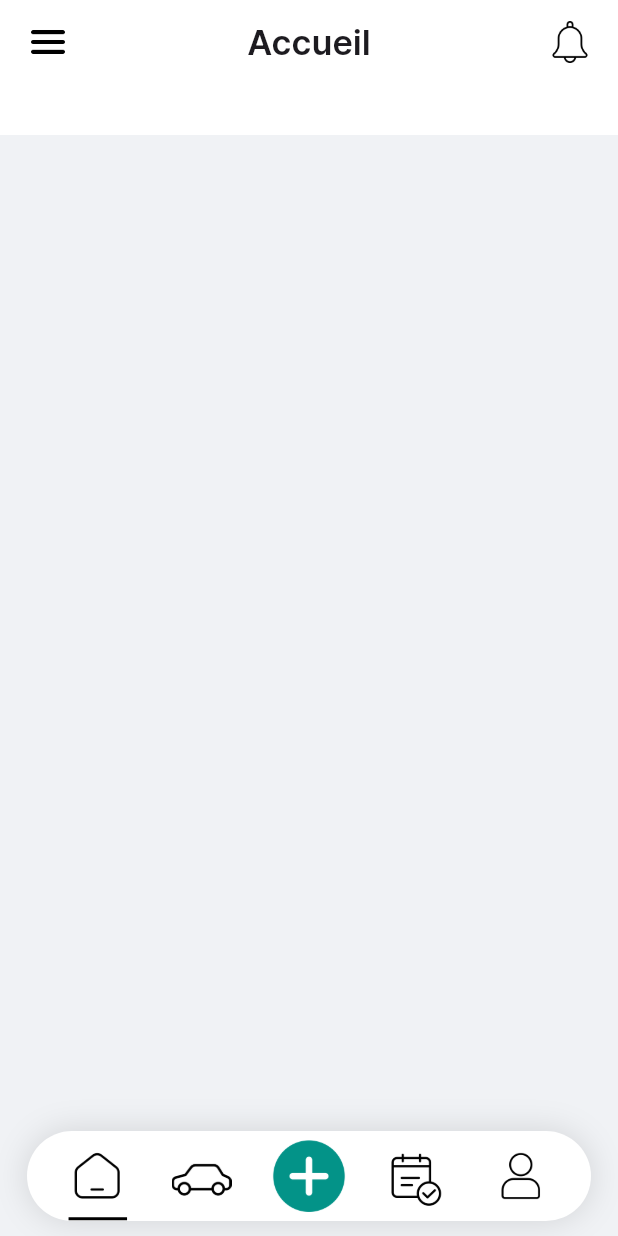
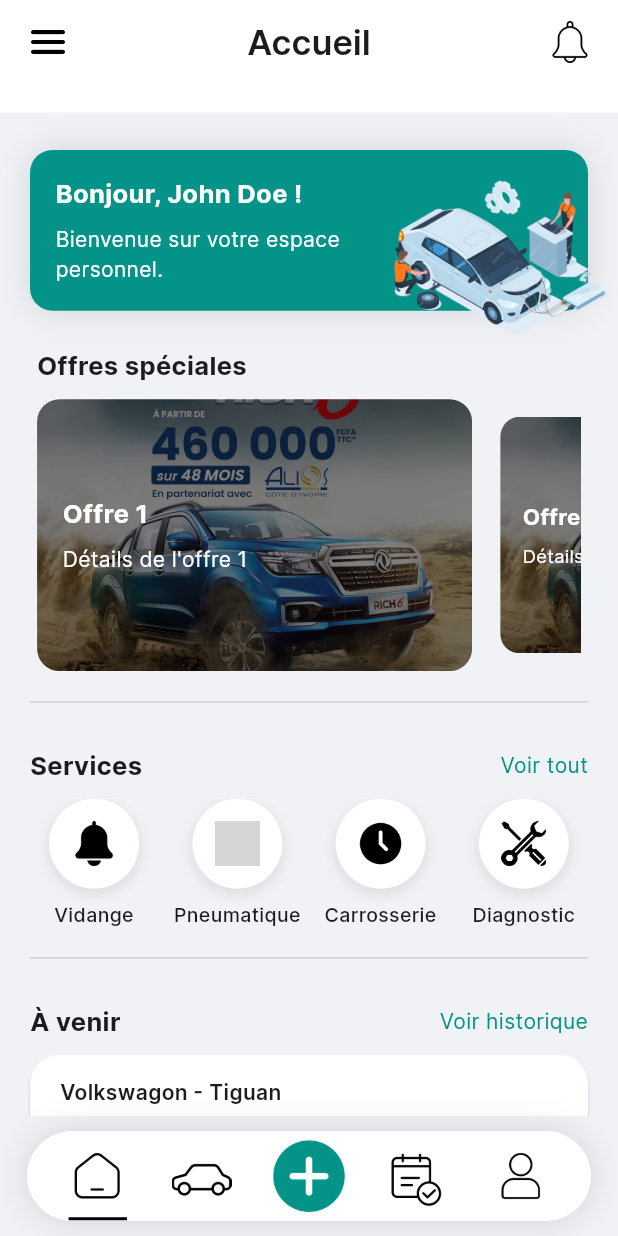
Before and after one commit to saradrine/sav_project, a Flutter app: the screen it shows after launch, on a phone screen of 412 x 824 dp. Run offline on Flutter 3.47's test engine with Material 3 defaults, Android fonts, the phone set to English and light mode, and no system bars; drawn by our look-alikes of carousel_slider; our stand-ins replace flutter_svg; grey boxes are pictures that could not be loaded.

Commit message:
Home page

```diff
--- a/lib/models/historiqueRDV.dart
+++ b/lib/models/historiqueRDV.dart
@@ -5,6 +5,7 @@
   final String modele;
   final String immatriculation;
   final DateTime date;
+  final String? heure;
 
   Historiquerdv({
     required this.type,
@@ -13,5 +14,6 @@
     required this.modele,
     required this.immatriculation,
     required this.date,
+    this.heure,
   });
 }
--- /dev/null
+++ b/lib/models/offer.dart
@@ -0,0 +1,11 @@
+class Offer {
+  final String backgroundImage;
+  final String title;
+  final String details;
+
+  Offer({
+    required this.backgroundImage,
+    required this.title,
+    required this.details,
+  });
+}
--- a/lib/models/vehicule.dart
+++ b/lib/models/vehicule.dart
@@ -6,6 +6,9 @@
   final String immatriculation;
   final String annee;
   final String couleur;
+  final int kilometrage;
+  final int IntervalKilometrage;
+  final int? dernierVidange;
 
   Vehicule({
     required this.marque,
@@ -15,5 +18,8 @@
     required this.immatriculation,
     required this.annee,
     required this.couleur,
+    required this.kilometrage,
+    required this.IntervalKilometrage,
+    this.dernierVidange,
   });
 }
--- a/lib/screens/home.dart
+++ b/lib/screens/home.dart
@@ -1,8 +1,43 @@
 import 'package:flutter/material.dart';
+import 'package:sav_project/theme/colors.dart';
+import 'package:sav_project/widgets/home_widgets/mileage/mileage.dart';
+import 'package:sav_project/widgets/home_widgets/services.dart';
+import 'package:sav_project/widgets/home_widgets/special_offers.dart';
+import 'package:sav_project/widgets/home_widgets/welcome_banner.dart';
+import 'package:sav_project/widgets/home_widgets/upcoming_appointments/upcoming_appointments.dart';
 
 class Home extends StatelessWidget {
   @override
   Widget build(BuildContext context) {
-    return Scaffold();
+    return Scaffold(
+      body: SingleChildScrollView(
+        child: Column(
+          children: [
+            WelcomeBanner(),
+            SpecialOffers(),
+            CustomizedDivider(),
+            Services(),
+            CustomizedDivider(),
+            UpcomingAppointments(),
+            CustomizedDivider(),
+            Mileage(),
+            SizedBox(height: 20),
+          ],
+        ),
+      ),
+    );
   }
 }
+
+class CustomizedDivider extends StatelessWidget {
+  @override
+  Widget build(BuildContext context) {
+    return Padding(
+      padding: const EdgeInsets.symmetric(horizontal: 20, vertical: 10),
+      child: Divider(
+        color: Color.fromARGB(255, 209, 209, 209),
+        height: 1,
+      ),
+    );
+  }
+}
--- a/lib/screens/layout.dart
+++ b/lib/screens/layout.dart
@@ -116,7 +116,7 @@
       ),
       appBar: _inSpecialPage
           ? PreferredSize(
-              preferredSize: Size.fromHeight(90),
+              preferredSize: Size.fromHeight(75),
               child: Container(
                 padding: EdgeInsets.only(
                   top: MediaQuery.of(context).padding.top,
@@ -146,7 +146,7 @@
               ),
             )
           : PreferredSize(
-              preferredSize: Size.fromHeight(90),
+              preferredSize: Size.fromHeight(75),
               child: Container(
                 padding: EdgeInsets.only(
                   top: MediaQuery.of(context).padding.top,
--- a/lib/theme/colors.dart
+++ b/lib/theme/colors.dart
@@ -12,4 +12,5 @@
   static const iconColor = Color(0xFF575757);
   static const emptyTextColor = Color.fromARGB(255, 131, 130, 130);
   static const deleteColor = Color(0xFFB50000);
+  static const lightGreen = Color(0xFFe5f3f0);
 }
--- /dev/null
+++ b/lib/widgets/home_widgets/services.dart
@@ -0,0 +1,104 @@
+import 'package:flutter/material.dart';
+import 'package:carousel_slider/carousel_slider.dart';
+import 'package:sav_project/theme/colors.dart';
+
+class Services extends StatelessWidget {
+  final List<Map<String, String>> services = [
+    {'icon': 'assets/icons/bell.png', 'name': 'Vidange'},
+    {'icon': 'assets/icons/calendar.png', 'name': 'Pneumatique'},
+    {'icon': 'assets/icons/clock.png', 'name': 'Carrosserie'},
+    {'icon': 'assets/icons/customer-support.png', 'name': 'Diagnostic'},
+    {'icon': 'assets/icons/calendar.png', 'name': 'Peinture'},
+    {'icon': 'assets/icons/calendar.png', 'name': 'Réparation'},
+    {'icon': 'assets/icons/calendar.png', 'name': 'Climatisation'},
+    {'icon': 'assets/icons/calendar.png', 'name': 'Electricité'},
+  ];
+
+  @override
+  Widget build(BuildContext context) {
+    return Column(
+      crossAxisAlignment: CrossAxisAlignment.start,
+      children: [
+        Container(
+          margin: EdgeInsets.only(left: 20, right: 20, top: 20),
+          child: Row(
+            mainAxisAlignment: MainAxisAlignment.spaceBetween,
+            children: [
+              Text(
+                'Services',
+                style: TextStyle(
+                  fontSize: 17,
+                  fontWeight: FontWeight.bold,
+                ),
+              ),
+              GestureDetector(
+                onTap: () {},
+                child: Text(
+                  'Voir tout',
+                  style: TextStyle(
+                    fontSize: 14,
+                    color: AppColors.kPrimaryColor,
+                  ),
+                ),
+              ),
+            ],
+          ),
+        ),
+        Container(
+          margin: EdgeInsets.only(left: 15, right: 15, top: 10, bottom: 5),
+          child: CarouselSlider.builder(
+            itemCount: services.length,
+            itemBuilder: (context, index, realIndex) {
+              final service = services[index];
+              return Column(
+                children: [
+                  Container(
+                    decoration: BoxDecoration(
+                      shape: BoxShape.circle,
+                      boxShadow: [
+                        BoxShadow(
+                          color: Colors.black.withOpacity(0.07),
+                          spreadRadius: 2,
+                          blurRadius: 5,
+                          offset: Offset(0, 3),
+                        ),
+                      ],
+                    ),
+                    child: CircleAvatar(
+                      radius: 30,
+                      backgroundColor: Colors.white,
+                      child: Image.asset(
+                        service['icon']!,
+                        fit: BoxFit.contain,
+                        height: 30,
+                        width: 30,
+                      ),
+                    ),
+                  ),
+                  SizedBox(height: 8),
+                  Text(
+                    service['name']!,
+                    style: TextStyle(
+                      fontSize: 13,
+                      fontWeight: FontWeight.w500,
+                    ),
+                    textAlign: TextAlign.center,
+                    overflow: TextOverflow.ellipsis,
+                    maxLines: 1,
+                  ),
+                ],
+              );
+            },
+            options: CarouselOptions(
+              height: MediaQuery.of(context).size.height * 0.11,
+              enableInfiniteScroll: true,
+              viewportFraction: 0.25,
+              initialPage: 0,
+              padEnds: false,
+            ),
+          ),
+        ),
+      ],
+    );
+  }
+}
--- /dev/null
+++ b/lib/widgets/home_widgets/special_offers.dart
@@ -0,0 +1,108 @@
+import 'package:flutter/material.dart';
+import 'package:sav_project/models/offer.dart';
+import 'package:sav_project/theme/colors.dart';
+import 'package:carousel_slider/carousel_slider.dart';
+
+class SpecialOffers extends StatelessWidget {
+  final List<Offer> offers = [
+    Offer(
+      backgroundImage: 'offer_background.jpg',
+      title: 'Offre 1',
+      details: 'Détails de l\'offre 1',
+    ),
+    Offer(
+      backgroundImage: 'offer_background.jpg',
+      title: 'Offre 2',
+      details: 'Détails de l\'offre 2',
+    ),
+    Offer(
+      backgroundImage: 'offer_background.jpg',
+      title: 'Offre 3',
+      details: 'Détails de l\'offre 3',
+    ),
+  ];
+
+  @override
+  Widget build(BuildContext context) {
+    return Column(
+      crossAxisAlignment: CrossAxisAlignment.start,
+      children: [
+        Padding(
+          padding: EdgeInsets.symmetric(horizontal: 20),
+          child: Text(
+            'Offres spéciales',
+            style: TextStyle(
+              fontSize: 17,
+              fontWeight: FontWeight.bold,
+            ),
+          ),
+        ),
+        Container(
+          height: MediaQuery.of(context).size.height * 0.22,
+          margin: EdgeInsets.symmetric(horizontal: 20, vertical: 10),
+          child: CarouselSlider.builder(
+            itemCount: offers.length,
+            itemBuilder: (BuildContext context, int index, int realIndex) {
+              return Container(
+                child: ClipRRect(
+                  borderRadius: BorderRadius.circular(15),
+                  child: Stack(
+                    children: [
+                      Image.asset(
+                        'assets/images/' + offers[index].backgroundImage,
+                        height: MediaQuery.of(context).size.height * 0.22,
+                        width: MediaQuery.of(context).size.width,
+                        fit: BoxFit.cover,
+                        color: Colors.black.withOpacity(0.5),
+                        colorBlendMode: BlendMode.darken,
+                      ),
+                      Positioned.fill(
+                        child: Container(
+                          padding: EdgeInsets.symmetric(horizontal: 17),
+                          child: Column(
+                            mainAxisAlignment: MainAxisAlignment.center,
+                            crossAxisAlignment: CrossAxisAlignment.start,
+                            children: [
+                              Text(
+                                offers[index].title,
+                                style: TextStyle(
+                                  color: Colors.white,
+                                  fontSize: 17,
+                                  fontWeight: FontWeight.bold,
+                                ),
+                              ),
+                              SizedBox(height: 8),
+                              Text(
+                                offers[index].details,
+                                style: TextStyle(
+                                  color: Colors.white,
+                                  fontSize: 14,
+                                ),
+                              ),
+                            ],
+                          ),
+                        ),
+                      ),
+                    ],
+                  ),
+                ),
+              );
+            },
+            options: CarouselOptions(
+              viewportFraction: 0.8,
+              aspectRatio: 2.0,
+              enableInfiniteScroll: true,
+              autoPlay: true,
+              autoPlayInterval: Duration(seconds: 10),
+              enlargeCenterPage: true,
+              padEnds: false,
+              onPageChanged: (index, reason) {
+                // Handle page change
+              },
+            ),
+          ),
+        ),
+      ],
+    );
+  }
+}
--- /dev/null
+++ b/lib/widgets/home_widgets/upcoming_appointments/upcoming_appointments.dart
@@ -0,0 +1,97 @@
+import 'package:flutter/material.dart';
+import 'package:sav_project/models/historiqueRDV.dart';
+import 'package:sav_project/theme/colors.dart';
+import 'package:sav_project/widgets/home_widgets/upcoming_appointments/upcoming_element.dart';
+
+class UpcomingAppointments extends StatelessWidget {
+  final List<Historiquerdv> historiques = [
+    Historiquerdv(
+      type: 'Vidange',
+      state: 'Accepté',
+      marque: 'Volkswagon',
+      modele: 'Tiguan',
+      immatriculation: '218-TUN-7066',
+      date: DateTime.parse('2024-06-29'),
+      heure: "12:15 PM",
+    ),
+    Historiquerdv(
+      type: 'Vidange',
+      state: 'Refusé',
+      marque: 'Volkswagon',
+      modele: 'Passat',
+      immatriculation: '218-TUN-7066',
+      date: DateTime.parse('2024-06-29'),
+      heure: "12:15 PM",
+    ),
+    Historiquerdv(
+      type: 'Vidange',
+      state: 'En cours',
+      marque: 'Volkswagon',
+      modele: 'Golf',
+      immatriculation: '218-TUN-7066',
+      date: DateTime.parse('2024-06-29'),
+      heure: "12:15 PM",
+    ),
+    Historiquerdv(
+      type: 'Vidange',
+      state: 'Annulé',
+      marque: 'Volkswagon',
+      modele: 'Polo',
+      immatriculation: '218-TUN-7066',
+      date: DateTime.parse('2024-06-29'),
+      heure: "12:15 PM",
+    ),
+  ];
+
+  @override
+  Widget build(BuildContext context) {
+    return Column(
+      crossAxisAlignment: CrossAxisAlignment.start,
+      children: [
+        Container(
+          margin: EdgeInsets.only(
+            left: 20,
+            right: 20,
+            top: 20,
+          ),
+          child: Row(
+            mainAxisAlignment: MainAxisAlignment.spaceBetween,
+            children: [
+              Text(
+                'À venir',
+                style: TextStyle(
+                  fontSize: 17,
+                  fontWeight: FontWeight.bold,
+                ),
+              ),
+              GestureDetector(
+                onTap: () {},
+                child: Text(
+                  'Voir historique',
+                  style: TextStyle(
+                    fontSize: 14,
+                    color: AppColors.kPrimaryColor,
+                  ),
+                ),
+              ),
+            ],
+          ),
+        ),
+        Container(
+          margin: EdgeInsets.only(left: 10, right: 10, top: 10, bottom: 8),
+          child: SizedBox(
+            height: MediaQuery.of(context).size.height * 0.31,
+            child: ListView.builder(
+              itemCount: historiques.length,
+              itemBuilder: (context, index) {
+                return UpcomingElement(
+                  historique: historiques[index],
+                );
+              },
+            ),
+          ),
+        )
+      ],
+    );
+  }
+}
--- /dev/null
+++ b/lib/widgets/home_widgets/upcoming_appointments/upcoming_element.dart
@@ -0,0 +1,87 @@
+import 'package:flutter/material.dart';
+import 'package:sav_project/models/historiqueRDV.dart';
+import 'package:sav_project/theme/colors.dart';
+import 'package:carousel_slider/carousel_slider.dart';
+import 'package:intl/intl.dart';
+
+class UpcomingElement extends StatefulWidget {
+  final Historiquerdv historique;
+  const UpcomingElement({Key? key, required this.historique}) : super(key: key);
+  @override
+  State<UpcomingElement> createState() => _UpcomingElementState();
+}
+
+class _UpcomingElementState extends State<UpcomingElement> {
+  @override
+  Widget build(BuildContext context) {
+    final formattedDate = DateFormat.yMd().format(widget.historique.date);
+    return Container(
+      decoration: BoxDecoration(
+        color: Colors.white,
+        borderRadius: BorderRadius.circular(20),
+        boxShadow: [
+          BoxShadow(
+            color: Colors.grey.withOpacity(0.5),
+            spreadRadius: 0,
+            blurRadius: 1,
+            offset: Offset(0, 2),
+          ),
+        ],
+      ),
+      margin: EdgeInsets.only(left: 10, right: 10, bottom: 20, top: 0),
+      padding: EdgeInsets.symmetric(vertical: 15, horizontal: 20),
+      child: Column(
+        crossAxisAlignment: CrossAxisAlignment.start,
+        children: [
+          Text(
+            '${widget.historique.marque} - ${widget.historique.modele}',
+            style: TextStyle(fontWeight: FontWeight.w600, fontSize: 14),
+          ),
+          SizedBox(height: 8),
+          Text.rich(
+            TextSpan(
+              text: 'Vous avez un service de ',
+              style: TextStyle(
+                fontSize: 13,
+              ),
+              children: <TextSpan>[
+                TextSpan(
+                  text: '${widget.historique.type}',
+                  style: TextStyle(
+                    fontWeight: FontWeight.w600,
+                  ),
+                ),
+                TextSpan(
+                  text: ' prévu.',
+                ),
+              ],
+            ),
+          ),
+          SizedBox(height: 12),
+          Row(
+            mainAxisAlignment: MainAxisAlignment.start,
+            children: [
+              SizedBox(width: 5),
+              Image.asset(
+                'assets/icons/calendar.png',
+                width: 20,
+                height: 20,
+                color: AppColors.iconColor,
+              ),
+              SizedBox(width: 5),
+              Text(
+                formattedDate.toString() +
+                    ', ' +
+                    widget.historique.heure.toString(),
+                style: TextStyle(
+                  fontSize: 11,
+                  color: AppColors.iconColor,
+                ),
+              ),
+            ],
+          ),
+        ],
+      ),
+    );
+  }
+}
--- /dev/null
+++ b/lib/widgets/home_widgets/welcome_banner.dart
@@ -0,0 +1,68 @@
+import 'package:flutter/material.dart';
+import 'package:sav_project/theme/colors.dart';
+
+class WelcomeBanner extends StatelessWidget {
+  @override
+  Widget build(BuildContext context) {
+    return Stack(
+      children: [
+        Container(
+          height: MediaQuery.of(context).size.height * 0.13,
+          padding: EdgeInsets.symmetric(horizontal: 17),
+          margin: EdgeInsets.symmetric(horizontal: 20, vertical: 25),
+          decoration: BoxDecoration(
+            color: AppColors.kPrimaryColor,
+            borderRadius: BorderRadius.circular(15),
+            boxShadow: [
+              BoxShadow(
+                color: Colors.black.withOpacity(0.13),
+                spreadRadius: 0,
+                blurRadius: 18,
+                offset: const Offset(0, 0),
+              ),
+            ],
+          ),
+          child: Row(
+            children: [
+              Expanded(
+                child: Column(
+                  mainAxisAlignment: MainAxisAlignment.center,
+                  crossAxisAlignment: CrossAxisAlignment.start,
+                  children: [
+                    Text(
+                      'Bonjour, John Doe !',
+                      style: TextStyle(
+                        color: Colors.white,
+                        fontSize: 17,
+                        fontWeight: FontWeight.bold,
+                      ),
+                    ),
+                    SizedBox(height: 8),
+                    Text(
+                      'Bienvenue sur votre espace personnel.',
+                      style: TextStyle(
+                        color: Colors.white,
+                        fontSize: 14,
+                      ),
+                    ),
+                  ],
+                ),
+              ),
+              SizedBox(
+                width: 105,
+              ),
+            ],
+          ),
+        ),
+        Positioned(
+          right: 0,
+          bottom: 0,
+          child: Image.asset(
+            'assets/images/car.png',
+            height: 120,
+          ),
+        ),
+      ],
+    );
+  }
+}
--- a/pubspec.yaml
+++ b/pubspec.yaml
@@ -32,7 +32,7 @@
     sdk: flutter
   flutter_svg: ^1.0.0
   intl: ^0.17.0
-
+  carousel_slider: ^4.2.1
 
   # The following adds the Cupertino Icons font to your application.
   # Use with the CupertinoIcons class for iOS style icons.
@@ -70,6 +70,7 @@
   # To add assets to your application, add an assets section, like this:
   assets:
     - assets/icons/
+    - assets/images/
 
   # An image asset can refer to one or more resolution-specific "variants", see
   # https://flutter.dev/assets-and-images/#resolution-aware
```
Also changed, not shown: lib/screens/my_vehicules.dart (+8 -0 lines), lib/widgets/home_widgets/mileage/mileage.dart (added, +101 -0 lines), lib/widgets/home_widgets/mileage/mileage_element.dart (added, +105 -0 lines), lib/widgets/vehicule_element.dart (+4 -4 lines), assets/icons/car-oil.png (added), assets/images/car.png (added), assets/images/offer_background.jpg (added), pubspec.lock.
